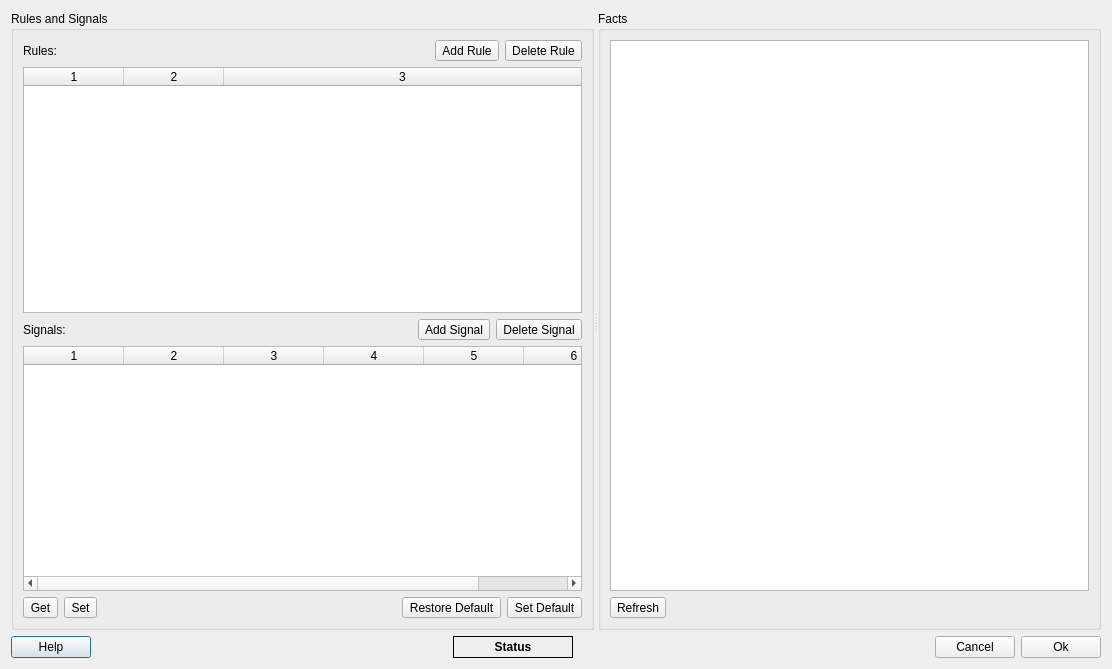
Above: dasmon/client/RuleConfigDialog.ui from ADARA-Neutrons/adara before the change. Below: the same form after it.
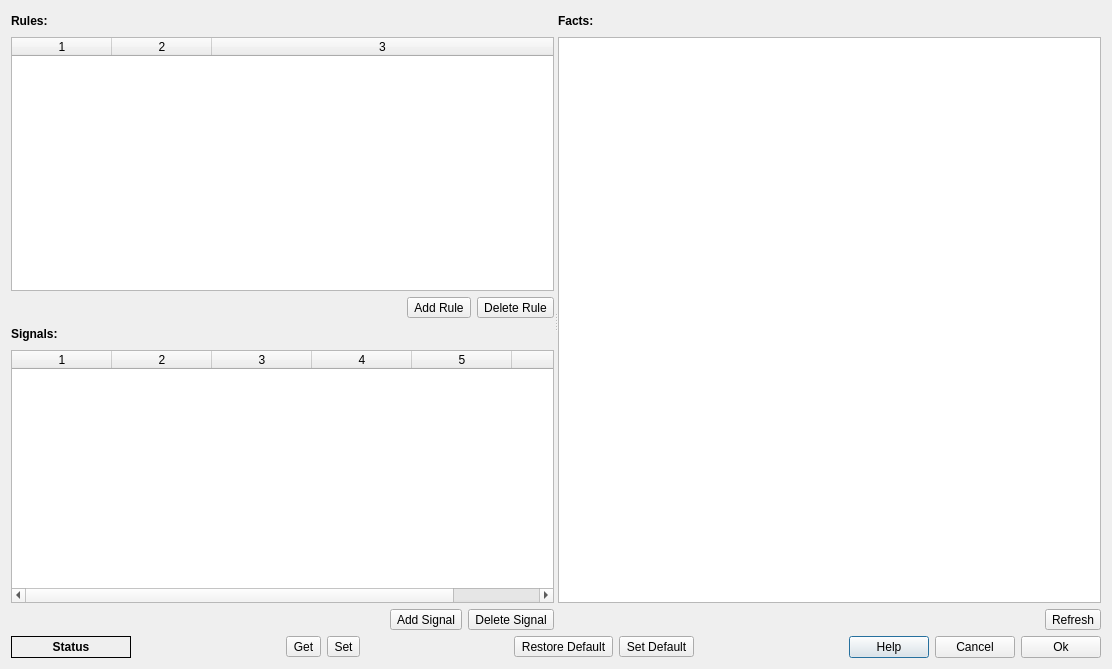
That is the form after the change.

Commit message:
Added general and per-PV error facts
Can now compose rules that will trigger on error status of
PVs using PVERR__ prefix. Also GENERAL_PV_ERROR fact will
be asserted if any PV is in an error state.

```diff
--- a/dasmon/client/RuleConfigDialog.ui
+++ b/dasmon/client/RuleConfigDialog.ui
@@ -13,24 +13,24 @@
   <property name="windowTitle">
    <string>DAS Monitor Rule Configuration</string>
   </property>
-  <layout class="QVBoxLayout" name="verticalLayout_6" stretch="1,0">
+  <layout class="QVBoxLayout" name="verticalLayout_3" stretch="1,0">
    <item>
     <widget class="QSplitter" name="splitter">
      <property name="orientation">
       <enum>Qt::Horizontal</enum>
      </property>
-     <widget class="QWidget" name="layoutWidget">
-      <layout class="QVBoxLayout" name="verticalLayout_3">
-       <item>
-        <widget class="QGroupBox" name="groupBox_2">
-         <property name="title">
-          <string>Rules and Signals</string>
-         </property>
+     <widget class="QWidget" name="">
          <layout class="QVBoxLayout" name="verticalLayout">
           <item>
            <layout class="QHBoxLayout" name="horizontalLayout_6">
             <item>
              <widget class="QLabel" name="label">
+           <property name="font">
+            <font>
+             <weight>75</weight>
+             <bold>true</bold>
+            </font>
+           </property>
               <property name="text">
                <string>Rules:</string>
               </property>
@@ -49,6 +49,54 @@
               </property>
              </spacer>
             </item>
+        </layout>
+       </item>
+       <item>
+        <widget class="QTableWidget" name="ruleTable">
+         <property name="alternatingRowColors">
+          <bool>true</bool>
+         </property>
+         <property name="selectionMode">
+          <enum>QAbstractItemView::SingleSelection</enum>
+         </property>
+         <property name="selectionBehavior">
+          <enum>QAbstractItemView::SelectRows</enum>
+         </property>
+         <property name="cornerButtonEnabled">
+          <bool>false</bool>
+         </property>
+         <property name="columnCount">
+          <number>3</number>
+         </property>
+         <attribute name="horizontalHeaderHighlightSections">
+          <bool>false</bool>
+         </attribute>
+         <attribute name="horizontalHeaderStretchLastSection">
+          <bool>true</bool>
+         </attribute>
+         <attribute name="verticalHeaderVisible">
+          <bool>false</bool>
+         </attribute>
+         <column/>
+         <column/>
+         <column/>
+        </widget>
+       </item>
+       <item>
+        <layout class="QHBoxLayout" name="horizontalLayout_2">
+         <item>
+          <spacer name="horizontalSpacer_6">
+           <property name="orientation">
+            <enum>Qt::Horizontal</enum>
+           </property>
+           <property name="sizeHint" stdset="0">
+            <size>
+             <width>40</width>
+             <height>20</height>
+            </size>
+           </property>
+          </spacer>
+         </item>
             <item>
              <widget class="QToolButton" name="addRuleButton">
               <property name="font">
@@ -82,41 +130,16 @@
             </item>
            </layout>
           </item>
-          <item>
-           <widget class="QTableWidget" name="ruleTable">
-            <property name="alternatingRowColors">
-             <bool>true</bool>
-            </property>
-            <property name="selectionMode">
-             <enum>QAbstractItemView::SingleSelection</enum>
-            </property>
-            <property name="selectionBehavior">
-             <enum>QAbstractItemView::SelectRows</enum>
-            </property>
-            <property name="cornerButtonEnabled">
-             <bool>false</bool>
-            </property>
-            <property name="columnCount">
-             <number>3</number>
-            </property>
-            <attribute name="horizontalHeaderHighlightSections">
-             <bool>false</bool>
-            </attribute>
-            <attribute name="horizontalHeaderStretchLastSection">
-             <bool>true</bool>
-            </attribute>
-            <attribute name="verticalHeaderVisible">
-             <bool>false</bool>
-            </attribute>
-            <column/>
-            <column/>
-            <column/>
-           </widget>
-          </item>
           <item>
            <layout class="QHBoxLayout" name="horizontalLayout_5">
             <item>
              <widget class="QLabel" name="label_2">
+           <property name="font">
+            <font>
+             <weight>75</weight>
+             <bold>true</bold>
+            </font>
+           </property>
               <property name="text">
                <string>Signals:</string>
               </property>
@@ -135,6 +158,60 @@
               </property>
              </spacer>
             </item>
+        </layout>
+       </item>
+       <item>
+        <widget class="QTableWidget" name="signalTable">
+         <property name="alternatingRowColors">
+          <bool>true</bool>
+         </property>
+         <property name="selectionMode">
+          <enum>QAbstractItemView::SingleSelection</enum>
+         </property>
+         <property name="selectionBehavior">
+          <enum>QAbstractItemView::SelectRows</enum>
+         </property>
+         <property name="cornerButtonEnabled">
+          <bool>false</bool>
+         </property>
+         <property name="columnCount">
+          <number>6</number>
+         </property>
+         <attribute name="horizontalHeaderHighlightSections">
+          <bool>false</bool>
+         </attribute>
+         <attribute name="horizontalHeaderStretchLastSection">
+          <bool>true</bool>
+         </attribute>
+         <attribute name="verticalHeaderVisible">
+          <bool>false</bool>
+         </attribute>
+         <attribute name="verticalHeaderStretchLastSection">
+          <bool>false</bool>
+         </attribute>
+         <column/>
+         <column/>
+         <column/>
+         <column/>
+         <column/>
+         <column/>
+        </widget>
+       </item>
+       <item>
+        <layout class="QHBoxLayout" name="horizontalLayout_3">
+         <item>
+          <spacer name="horizontalSpacer_7">
+           <property name="orientation">
+            <enum>Qt::Horizontal</enum>
+           </property>
+           <property name="sizeHint" stdset="0">
+            <size>
+             <width>40</width>
+             <height>20</height>
+            </size>
+           </property>
+          </spacer>
+         </item>
             <item>
              <widget class="QToolButton" name="addSignalButton">
               <property name="font">
@@ -163,61 +240,27 @@
             </item>
            </layout>
           </item>
-          <item>
-           <widget class="QTableWidget" name="signalTable">
-            <property name="alternatingRowColors">
-             <bool>true</bool>
-            </property>
-            <property name="selectionMode">
-             <enum>QAbstractItemView::SingleSelection</enum>
-            </property>
-            <property name="selectionBehavior">
-             <enum>QAbstractItemView::SelectRows</enum>
-            </property>
-            <property name="cornerButtonEnabled">
-             <bool>false</bool>
-            </property>
-            <property name="columnCount">
-             <number>6</number>
-            </property>
-            <attribute name="horizontalHeaderHighlightSections">
-             <bool>false</bool>
-            </attribute>
-            <attribute name="horizontalHeaderStretchLastSection">
-             <bool>true</bool>
-            </attribute>
-            <attribute name="verticalHeaderVisible">
-             <bool>false</bool>
-            </attribute>
-            <attribute name="verticalHeaderStretchLastSection">
-             <bool>false</bool>
-            </attribute>
-            <column/>
-            <column/>
-            <column/>
-            <column/>
-            <column/>
-            <column/>
-           </widget>
-          </item>
+      </layout>
+     </widget>
+     <widget class="QWidget" name="">
+      <layout class="QVBoxLayout" name="verticalLayout_2">
           <item>
-           <layout class="QHBoxLayout" name="horizontalLayout_4">
+        <layout class="QHBoxLayout" name="horizontalLayout_7">
             <item>
-             <widget class="QToolButton" name="getCfgButton">
-              <property name="text">
-               <string>Get</string>
-              </property>
-             </widget>
-            </item>
-            <item>
-             <widget class="QToolButton" name="setCfgButton">
+          <widget class="QLabel" name="label_3">
+           <property name="font">
+            <font>
+             <weight>75</weight>
+             <bold>true</bold>
+            </font>
+           </property>
               <property name="text">
-               <string>Set</string>
+            <string>Facts:</string>
               </property>
              </widget>
             </item>
             <item>
-             <spacer name="horizontalSpacer_4">
+          <spacer name="horizontalSpacer_9">
               <property name="orientation">
                <enum>Qt::Horizontal</enum>
               </property>
@@ -229,40 +272,8 @@
               </property>
              </spacer>
             </item>
-            <item>
-             <widget class="QToolButton" name="restoreDefCfgButton">
-              <property name="text">
-               <string>Restore Default</string>
-              </property>
-             </widget>
-            </item>
-            <item>
-             <widget class="QToolButton" name="setDefCfgButton">
-              <property name="text">
-               <string>Set Default</string>
-              </property>
-             </widget>
-            </item>
-           </layout>
-          </item>
-         </layout>
-        </widget>
-       </item>
-      </layout>
-     </widget>
-     <widget class="QWidget" name="layoutWidget1">
-      <layout class="QVBoxLayout" name="verticalLayout_4">
-       <item>
-        <layout class="QHBoxLayout" name="factLayout">
-         <item>
-          <widget class="QGroupBox" name="groupBox">
-           <property name="title">
-            <string>Facts</string>
-           </property>
-           <property name="flat">
-            <bool>false</bool>
-           </property>
-           <layout class="QVBoxLayout" name="verticalLayout_5">
+        </layout>
+       </item>
             <item>
              <widget class="QListWidget" name="factList">
               <property name="sizePolicy">
@@ -274,6 +285,21 @@
              </widget>
             </item>
             <item>
+        <layout class="QHBoxLayout" name="horizontalLayout_4">
+         <item>
+          <spacer name="horizontalSpacer_8">
+           <property name="orientation">
+            <enum>Qt::Horizontal</enum>
+           </property>
+           <property name="sizeHint" stdset="0">
+            <size>
+             <width>40</width>
+             <height>20</height>
+            </size>
+           </property>
+          </spacer>
+         </item>
+         <item>
              <widget class="QToolButton" name="refreshFactButton">
               <property name="text">
                <string>Refresh</string>
@@ -281,9 +307,6 @@
              </widget>
             </item>
            </layout>
-          </widget>
-         </item>
-        </layout>
        </item>
       </layout>
      </widget>
@@ -291,26 +314,6 @@
    </item>
    <item>
     <layout class="QHBoxLayout" name="horizontalLayout">
-     <item>
-      <widget class="QPushButton" name="helpButton">
-       <property name="text">
-        <string>Help</string>
-       </property>
-      </widget>
-     </item>
-     <item>
-      <spacer name="horizontalSpacer">
-       <property name="orientation">
-        <enum>Qt::Horizontal</enum>
-       </property>
-       <property name="sizeHint" stdset="0">
-        <size>
-         <width>40</width>
-         <height>20</height>
-        </size>
-       </property>
-      </spacer>
-     </item>
      <item>
       <widget class="QLabel" name="statusLabel">
        <property name="minimumSize">
@@ -336,6 +339,60 @@
        </property>
       </widget>
      </item>
+     <item>
+      <spacer name="horizontalSpacer">
+       <property name="orientation">
+        <enum>Qt::Horizontal</enum>
+       </property>
+       <property name="sizeHint" stdset="0">
+        <size>
+         <width>40</width>
+         <height>20</height>
+        </size>
+       </property>
+      </spacer>
+     </item>
+     <item>
+      <widget class="QToolButton" name="getCfgButton">
+       <property name="text">
+        <string>Get</string>
+       </property>
+      </widget>
+     </item>
+     <item>
+      <widget class="QToolButton" name="setCfgButton">
+       <property name="text">
+        <string>Set</string>
+       </property>
+      </widget>
+     </item>
+     <item>
+      <spacer name="horizontalSpacer_4">
+       <property name="orientation">
+        <enum>Qt::Horizontal</enum>
+       </property>
+       <property name="sizeHint" stdset="0">
+        <size>
+         <width>40</width>
+         <height>20</height>
+        </size>
+       </property>
+      </spacer>
+     </item>
+     <item>
+      <widget class="QToolButton" name="restoreDefCfgButton">
+       <property name="text">
+        <string>Restore Default</string>
+       </property>
+      </widget>
+     </item>
+     <item>
+      <widget class="QToolButton" name="setDefCfgButton">
+       <property name="text">
+        <string>Set Default</string>
+       </property>
+      </widget>
+     </item>
      <item>
       <spacer name="horizontalSpacer_3">
        <property name="orientation">
@@ -349,6 +406,13 @@
        </property>
       </spacer>
      </item>
+     <item>
+      <widget class="QPushButton" name="helpButton">
+       <property name="text">
+        <string>Help</string>
+       </property>
+      </widget>
+     </item>
      <item>
       <widget class="QPushButton" name="cancelButton">
        <property name="text">
```
Left out of the diff: 164 changed lines with no effect on the pictures. Lines whose indentation alone changed are shown as unchanged. The commit also changes 10 other files.
